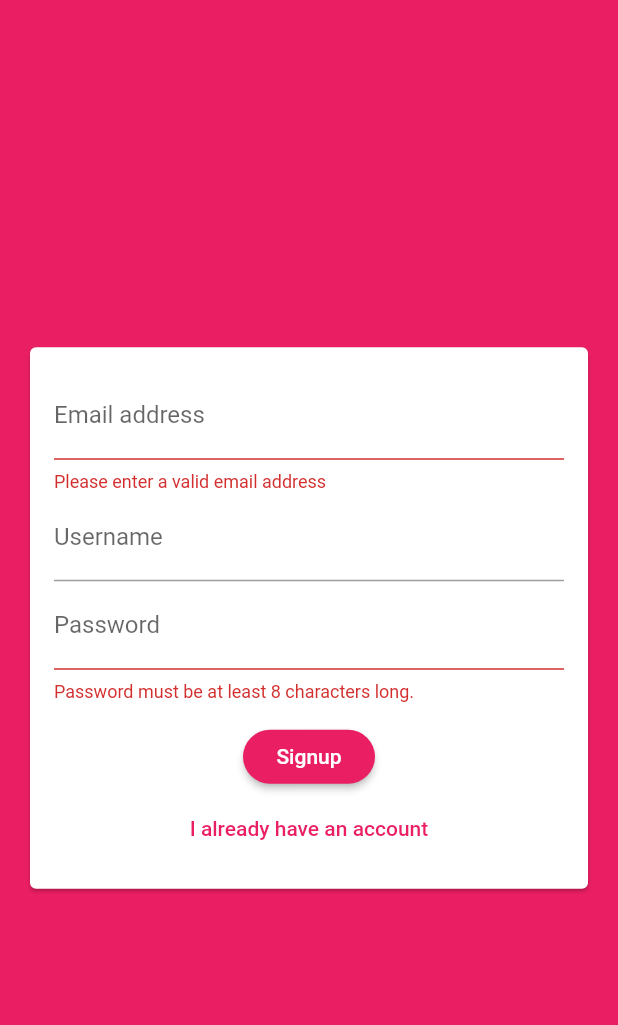
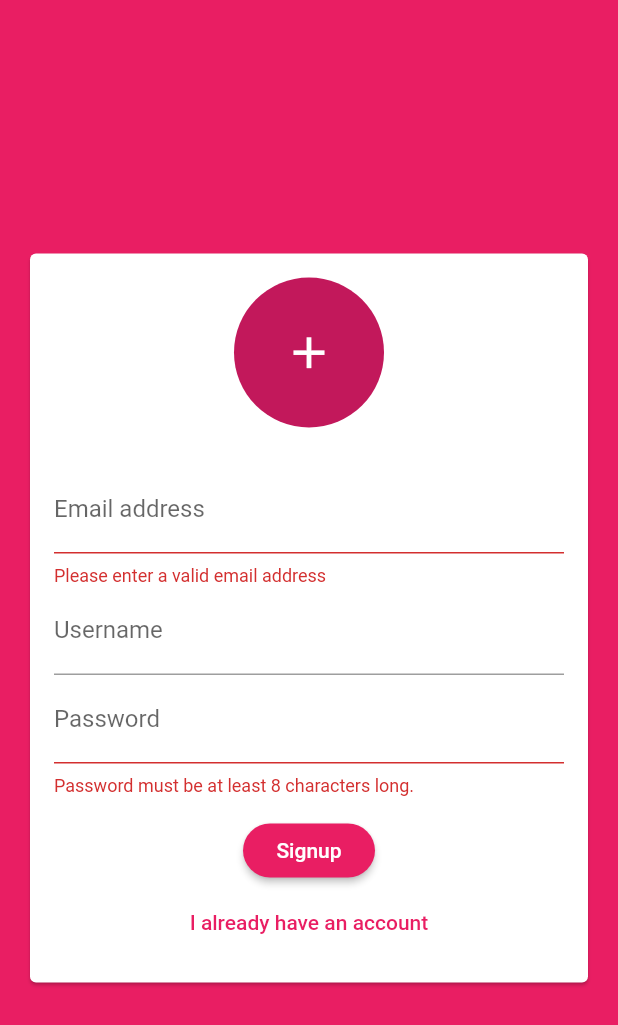
Before and after one commit to Anasmb/Chating-Flutter, a Flutter app: the screen it shows after launch, after a tap on "Login", after a tap on "Create new account", on a phone screen of 412 x 824 dp. Shown: the top 1025 px of the screen. Run offline on Flutter 3.47's test engine with Material 2 defaults, Android fonts, the phone set to English and light mode, and no system bars; our stand-ins replace cloud_firestore, firebase_auth, firebase_core, firebase_storage, image_picker; accounts and stored records are empty.

Commit message:
+ displaying User name + added image picker + upload user image + display user image

```diff
--- a/lib/widgets/auth/auth_form.dart
+++ b/lib/widgets/auth/auth_form.dart
@@ -1,4 +1,6 @@
 import 'package:flutter/material.dart';
+import 'package:flutter_complete_guide/widgets/pickers/user_image_picker.dart';
+import 'dart:io';
 
 class AuthForm extends StatefulWidget {
   final void Function({
@@ -6,6 +8,7 @@ class AuthForm extends StatefulWidget {
     String password,
     String username,
     bool isLogin,
+    File userImage,
     BuildContext ctx,
   }) submitFun;
   //final Function submitFun;
@@ -25,11 +28,25 @@ class _AuthFormState extends State<AuthForm> {
   String _userEmail = "";
   String _userName = "";
   String _userPassword = "";
+  File _userImageFile;
+
+  void _pickedImage(File image) {
+    _userImageFile = image;
+  }
 
   void _trySubmit() {
     //trigger all the validator in the text form fields
     final isValid = _formKey.currentState.validate();
     FocusScope.of(context).unfocus(); //close the keyboard
+
+    if (_userImageFile == null && !_isLogin) {
+      Scaffold.of(context).showSnackBar(SnackBar(
+        content: Text("Please add an image"),
+        backgroundColor: Theme.of(context).errorColor,
+      ));
+      return;
+    }
+
     if (isValid) {
       //if all validator return null
       _formKey.currentState
@@ -39,6 +56,7 @@ class _AuthFormState extends State<AuthForm> {
         password: _userPassword,
         username: _userName,
         isLogin: _isLogin,
+        userImage: _userImageFile,
         ctx: context,
       );
     }
@@ -58,6 +76,10 @@ class _AuthFormState extends State<AuthForm> {
                 mainAxisSize: MainAxisSize
                     .min, // to make sure the column only take hight as much as needed
                 children: [
+                  if (!_isLogin) UserImagePicker(_pickedImage),
+                  SizedBox(
+                    height: 25,
+                  ),
                   TextFormField(
                     key: ValueKey("email"),
                     keyboardType: TextInputType.emailAddress,
--- a/lib/widgets/chat/messages.dart
+++ b/lib/widgets/chat/messages.dart
@@ -25,6 +25,8 @@ class Messages extends StatelessWidget {
               chatDocs[index]["text"],
               chatDocs[index]["userId"] ==
                   FirebaseAuth.instance.currentUser.uid,
+              chatDocs[index]["username"],
+              chatDocs[index]["userImage"],
             ),
           );
         });
--- a/lib/widgets/chat/new_message.dart
+++ b/lib/widgets/chat/new_message.dart
@@ -16,10 +16,16 @@ class _NewMessageState extends State<NewMessage> {
   void _sendMessage() async {
     FocusScope.of(context).unfocus();
     final user = await FirebaseAuth.instance.currentUser;
+    final userData = await FirebaseFirestore.instance
+        .collection("users")
+        .doc(user.uid)
+        .get();
     FirebaseFirestore.instance.collection("chats").add({
       "text": _enteredMessage,
       "createdAt": Timestamp.now(),
       "userId": user.uid,
+      "username": userData["username"],
+      "userImage": userData["image_url"],
     });
     _controller.clear(); //clear the textfield
   }
--- /dev/null
+++ b/lib/widgets/pickers/user_image_picker.dart
@@ -0,0 +1,43 @@
+import 'package:flutter/material.dart';
+import 'package:image_picker/image_picker.dart';
+import 'dart:io';
+
+class UserImagePicker extends StatefulWidget {
+  final void Function(
+    File pickedImage,
+  ) imagePickFun;
+
+  UserImagePicker(this.imagePickFun);
+
+  @override
+  State<UserImagePicker> createState() => _ImagePickerState();
+}
+
+class _ImagePickerState extends State<UserImagePicker> {
+  File _pickedImageFile;
+  var pickedImage = null;
+  void _pickImage() async {
+    final picker = ImagePicker();
+    pickedImage = await picker.getImage(
+      source: ImageSource.gallery,
+      imageQuality: 35,
+    );
+    setState(() {
+      _pickedImageFile = File(pickedImage.path);
+    });
+    widget.imagePickFun(_pickedImageFile);
+  }
+
+  @override
+  Widget build(BuildContext context) {
+    return CircleAvatar(
+      radius: 50,
+      backgroundImage: pickedImage != null ? FileImage(_pickedImageFile) : null,
+      child: IconButton(
+        onPressed: _pickImage,
+        icon: Icon(Icons.add),
+        iconSize: 35,
+      ),
+    );
+  }
+}
--- a/pubspec.yaml
+++ b/pubspec.yaml
@@ -20,6 +20,8 @@ dependencies:
   flutter:
     sdk: flutter
   firebase_auth: ^3.6.3
+  image_picker: ^0.8.5+3
+  firebase_storage: ^10.3.5
 
   # The following adds the Cupertino Icons font to your application.
   # Use with the CupertinoIcons class for iOS style icons.
```
Also changed, not shown: lib/screens/auth_screen.dart (+17 -1 lines), lib/widgets/chat/message_bubble.dart (+36 -5 lines), pubspec.lock, 1 other file.
